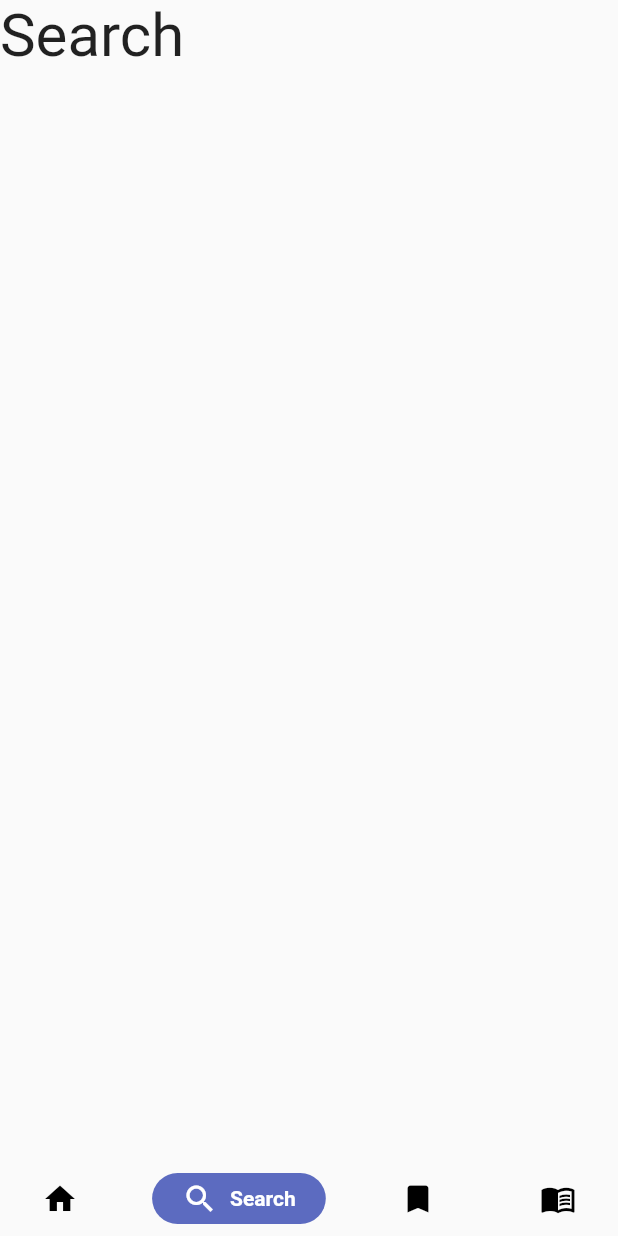
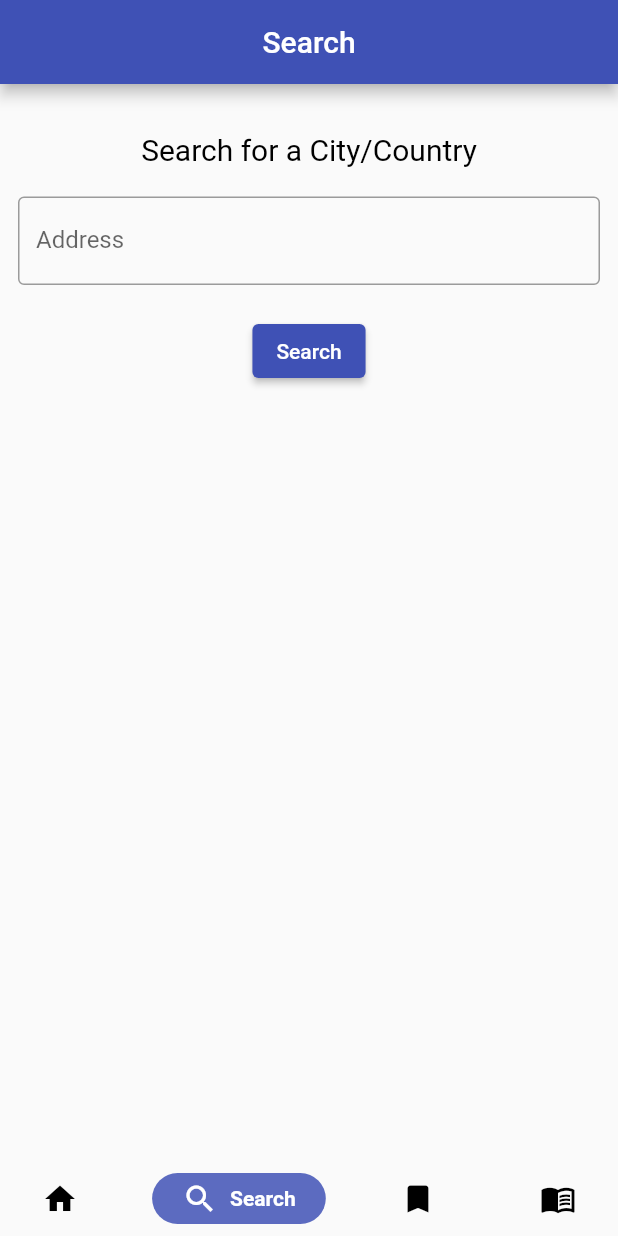
Before and after one commit to Radwan-Albahrani/Prayer_App_Challenge, a Flutter app: the screen it shows after launch, item 2 of the bottom bar chosen, on a phone screen of 412 x 824 dp. Run offline on Flutter 3.47's test engine with Material 2 defaults, Android fonts, the light colour scheme and no system bars; drawn by our look-alikes of google_nav_bar; our stand-ins replace circular_countdown_timer, freezed_annotation, geocoding, geolocator.

Commit message:
Started Search Screen and Added Location

```diff
--- a/lib/API/api_manager.dart
+++ b/lib/API/api_manager.dart
@@ -3,6 +3,8 @@ import 'package:http/http.dart' as http;
 import 'package:intl/intl.dart';
 
 import '../models/prayer_times.dart';
+import 'package:geolocator/geolocator.dart';
+import 'package:geocoding/geocoding.dart';
 
 class APIManager {
   static const apiUrl = 'http://api.aladhan.com/v1/';
@@ -143,4 +145,65 @@ class APIManager {
     }
     return MapEntry("NONE", DateTime.now());
   }
+
+  /// Determine the current position of the device.
+  ///
+  /// When the location services are not enabled or permissions
+  /// are denied the `Future` will return an error.
+  Future<Position> determinePosition() async {
+    bool serviceEnabled;
+    LocationPermission permission;
+
+    // Test if location services are enabled.
+    serviceEnabled = await Geolocator.isLocationServiceEnabled();
+    if (!serviceEnabled) {
+      // Location services are not enabled don't continue
+      // accessing the position and request users of the
+      // App to enable the location services.
+      return Future.error('Location services are disabled.');
+    }
+
+    permission = await Geolocator.checkPermission();
+    if (permission == LocationPermission.denied) {
+      permission = await Geolocator.requestPermission();
+      if (permission == LocationPermission.denied) {
+        // Permissions are denied, next time you could try
+        // requesting permissions again (this is also where
+        // Android's shouldShowRequestPermissionRationale
+        // returned true. According to Android guidelines
+        // your App should show an explanatory UI now.
+        return Future.error('Location permissions are denied');
+      }
+    }
+
+    if (permission == LocationPermission.deniedForever) {
+      // Permissions are denied forever, handle appropriately.
+      return Future.error(
+          'Location permissions are permanently denied, we cannot request permissions.');
+    }
+
+    // When we reach here, permissions are granted and we can
+    // continue accessing the position of the device.
+    return await Geolocator.getCurrentPosition();
+  }
+
+  Future<List<String?>> getCityAndCountry() async {
+    Position position = await determinePosition();
+    List<Placemark> placemarks =
+        await placemarkFromCoordinates(position.latitude, position.longitude);
+    Placemark placemark = placemarks[0];
+    String? city = placemark.locality;
+    String? country = placemark.country;
+    return [city, country];
+  }
+
+  Future<List<String?>> getCityAndCountryByAddress(String address) async {
+    List<Location> locations = await locationFromAddress(address);
+    List<Placemark> placemarks = await placemarkFromCoordinates(
+        locations[0].latitude, locations[0].longitude);
+    Placemark placemark = placemarks[0];
+    String? city = placemark.locality;
+    String? country = placemark.country;
+    return [city, country];
+  }
 }
--- a/lib/screens/main_screen.dart
+++ b/lib/screens/main_screen.dart
@@ -1,6 +1,7 @@
 import 'package:flutter/material.dart';
 import 'package:google_nav_bar/google_nav_bar.dart';
 import 'package:prayer_app/screens/home_page.dart';
+import 'package:prayer_app/screens/search_screen.dart';
 
 class MainScreen extends StatefulWidget {
   const MainScreen({super.key});
@@ -13,7 +14,7 @@ class _MainScreenState extends State<MainScreen> {
   var myIndex = 0;
   List<Widget> myPages = const [
     HomePage(),
-    Text('Search', style: TextStyle(fontSize: 40)),
+    SearchPage(),
     Text('Favorite', style: TextStyle(fontSize: 40)),
     Text('Dhikr', style: TextStyle(fontSize: 40)),
   ];
--- a/lib/screens/search_screen.dart
+++ b/lib/screens/search_screen.dart
@@ -0,0 +1,124 @@
+import 'package:flutter/material.dart';
+import 'package:geolocator/geolocator.dart';
+import 'package:prayer_app/API/api_manager.dart';
+import 'package:prayer_app/models/prayer_times.dart';
+import 'package:prayer_app/screens/widgets/prayer_calendar.dart';
+
+class SearchPage extends StatefulWidget {
+  const SearchPage({super.key});
+
+  @override
+  State<SearchPage> createState() => _SearchPageState();
+}
+
+class _SearchPageState extends State<SearchPage> {
+  var isLoading = false;
+  var searchCompleted = false;
+  final ScrollController _controller = ScrollController();
+  late List<PrayerTimes> prayerTimes;
+  TextEditingController addressForm = TextEditingController();
+
+  String? city;
+  String? country;
+
+  void showsnackbar(BuildContext context, String text) {
+    final snackBar = SnackBar(
+      content: Text(text),
+      duration: const Duration(seconds: 1, milliseconds: 500),
+    );
+    ScaffoldMessenger.of(context).showSnackBar(snackBar);
+  }
+
+  void getCalendarByAddress() async {
+    var address = addressForm.text;
+    if (address.isEmpty) {
+      showsnackbar(context, "Please enter an address");
+      return;
+    }
+    // empty the text field
+    addressForm.clear();
+    // hide the keyboard
+    FocusScope.of(context).unfocus();
+    setState(() {
+      searchCompleted = false;
+      isLoading = true;
+    });
+    APIManager apiManager = APIManager();
+    var cityAndCountry = await apiManager.getCityAndCountryByAddress(address);
+    setState(() {
+      city = cityAndCountry[0];
+      country = cityAndCountry[1];
+    });
+    prayerTimes = await apiManager.getPrayerTimesByCity(city, country);
+    var nextPrayer = await apiManager.getNextPrayer(city, country);
+    if (nextPrayer.key == "Firstthird" ||
+        nextPrayer.key == "Lastthird" ||
+        nextPrayer.key == "Midnight") {
+      nextPrayer = await apiManager.getNextPrayerTomorrow(city, country);
+    }
+    setState(() {
+      isLoading = false;
+      searchCompleted = true;
+    });
+    WidgetsBinding.instance.addPostFrameCallback((_) => _controller.jumpTo(
+          85 * (DateTime.now().day - 1),
+        ));
+  }
+
+  @override
+  Widget build(BuildContext context) {
+    return Scaffold(
+      appBar: AppBar(
+        centerTitle: true,
+        title: const Text('Search',
+            style: TextStyle(color: Colors.white, fontSize: 20)),
+      ),
+      body: Column(
+        children: [
+          Padding(
+            padding: const EdgeInsets.all(12),
+            child: Column(
+              children: [
+                const SizedBox(height: 20),
+                const Text('Search for a City/Country',
+                    style: TextStyle(color: Colors.black, fontSize: 20)),
+                const SizedBox(height: 20),
+                TextFormField(
+                  decoration: const InputDecoration(
+                    border: OutlineInputBorder(),
+                    labelText: 'Address',
+                  ),
+                  controller: addressForm,
+                ),
+                const SizedBox(height: 20),
+                ElevatedButton(
+                  onPressed: () {
+                    getCalendarByAddress();
+                  },
+                  child: const Text('Search'),
+                ),
+                !isLoading
+                    ? const Center()
+                    : const Center(
+                        child: CircularProgressIndicator(),
+                      ),
+              ],
+            ),
+          ),
+          searchCompleted
+              ? Expanded(
+                  child: SingleChildScrollView(
+                    child: PrayerCalendar(
+                      prayerTimes: prayerTimes,
+                      controller: _controller,
+                      city: city,
+                      country: country,
+                    ),
+                  ),
+                )
+              : const Center()
+        ],
+      ),
+    );
+  }
+}
--- a/pubspec.yaml
+++ b/pubspec.yaml
@@ -33,6 +33,8 @@ dependencies:
   flutter:
     sdk: flutter
   freezed_annotation: ^2.2.0
+  geocoding: ^2.0.5
+  geolocator: ^9.0.2
   google_nav_bar: ^5.0.6
   http: ^0.13.5
   intl: ^0.18.0
```
Also changed, not shown: lib/screens/home_page.dart (+44 -134 lines), lib/screens/widgets/prayer_calendar.dart (added, +108 -0 lines), lib/screens/widgets/prayer_row.dart (added, +57 -0 lines), lib/screens/widgets/prayer_times.dart (added, +49 -0 lines), pubspec.lock, 5 other files.
